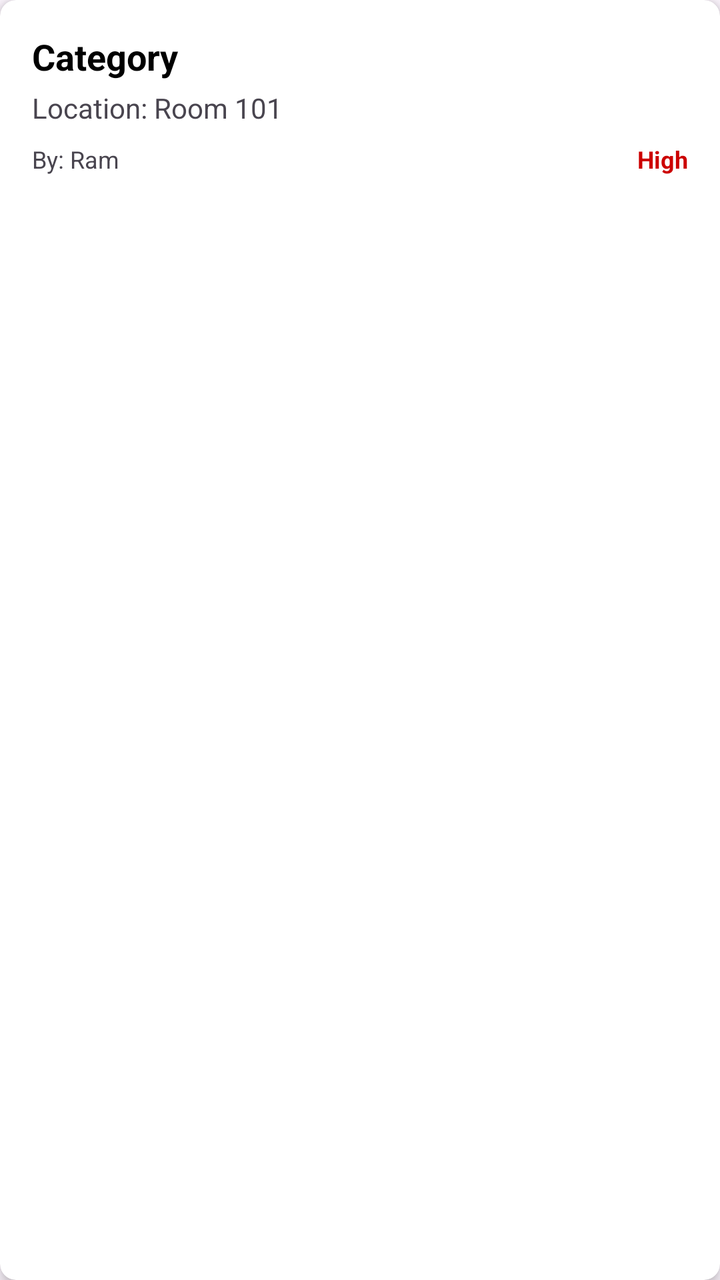
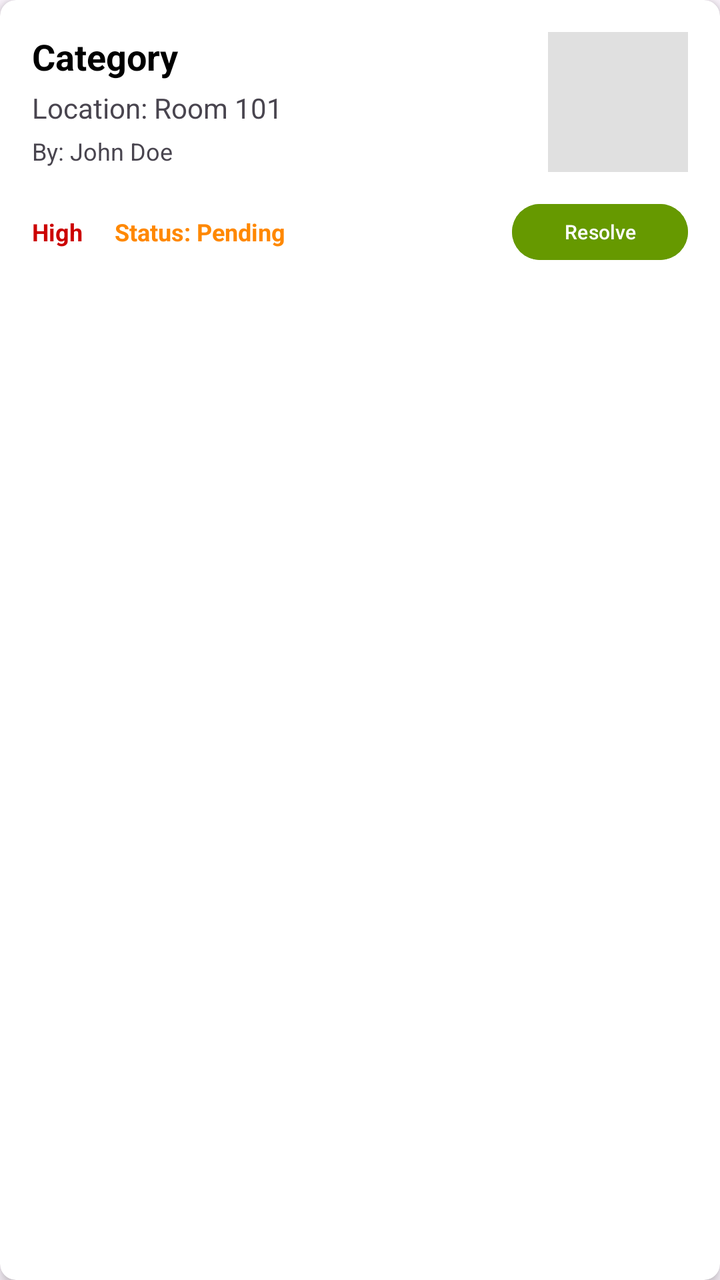

The first picture is an Android layout as it rendered before a commit; the second is the same layout after the commit. The layout source and the unified diff follow.
<!-- AndroidManifest.xml: application theme Theme.CampusCare -->
<!-- res/layout/item_complaint.xml -->
<?xml version="1.0" encoding="utf-8"?>
<androidx.cardview.widget.CardView
    xmlns:android="http://schemas.android.com/apk/res/android"
    xmlns:app="http://schemas.android.com/apk/res-auto"
    android:layout_width="match_parent"
    android:layout_height="wrap_content"
    android:layout_margin="8dp"
    app:cardCornerRadius="8dp"
    app:cardElevation="4dp">

    <LinearLayout
        android:layout_width="match_parent"
        android:layout_height="wrap_content"
        android:orientation="vertical"
        android:padding="16dp">

        <TextView
            android:id="@+id/tvCategory"
            android:layout_width="match_parent"
            android:layout_height="wrap_content"
            android:text="Category"
            android:textSize="18sp"
            android:textStyle="bold"
            android:textColor="@android:color/black"/>

        <TextView
            android:id="@+id/tvLocation"
            android:layout_width="match_parent"
            android:layout_height="wrap_content"
            android:text="Location: Room 101"
            android:textSize="14sp"
            android:layout_marginTop="4dp"/>

        <LinearLayout
            android:layout_width="match_parent"
            android:layout_height="wrap_content"
            android:orientation="horizontal"
            android:layout_marginTop="8dp">

            <TextView
                android:id="@+id/tvReporter"
                android:layout_width="0dp"
                android:layout_height="wrap_content"
                android:layout_weight="1"
                android:text="By: Ram"
                android:textSize="12sp"/>

            <TextView
                android:id="@+id/tvSeverity"
                android:layout_width="wrap_content"
                android:layout_height="wrap_content"
                android:text="High"
                android:textColor="@android:color/holo_red_dark"
                android:textStyle="bold"
                android:textSize="12sp"/>
        </LinearLayout>

    </LinearLayout>
</androidx.cardview.widget.CardView>
<!-- resources referenced by this layout -->
<resources>
  <style name="Theme.CampusCare" parent="Base.Theme.CampusCare" />
  <style name="Base.Theme.CampusCare" parent="Theme.Material3.DayNight.NoActionBar">
          
          
      </style>
</resources>

<!-- the commit's change to res/layout/item_complaint.xml (unified diff, before → after) -->
@@ -14,36 +14,58 @@
         android:orientation="vertical"
         android:padding="16dp">
 
-        <TextView
-            android:id="@+id/tvCategory"
+        <LinearLayout
             android:layout_width="match_parent"
             android:layout_height="wrap_content"
-            android:text="Category"
-            android:textSize="18sp"
-            android:textStyle="bold"
-            android:textColor="@android:color/black"/>
+            android:orientation="horizontal">
 
-        <TextView
-            android:id="@+id/tvLocation"
-            android:layout_width="match_parent"
-            android:layout_height="wrap_content"
-            android:text="Location: Room 101"
-            android:textSize="14sp"
-            android:layout_marginTop="4dp"/>
+            <LinearLayout
+                android:layout_width="0dp"
+                android:layout_height="wrap_content"
+                android:layout_weight="1"
+                android:orientation="vertical">
+
+                <TextView
+                    android:id="@+id/tvCategory"
+                    android:layout_width="match_parent"
+                    android:layout_height="wrap_content"
+                    android:text="Category"
+                    android:textSize="18sp"
+                    android:textStyle="bold"
+                    android:textColor="@android:color/black"/>
+
+                <TextView
+                    android:id="@+id/tvLocation"
+                    android:layout_width="match_parent"
+                    android:layout_height="wrap_content"
+                    android:text="Location: Room 101"
+                    android:textSize="14sp"
+                    android:layout_marginTop="4dp"/>
+
+                <TextView
+                    android:id="@+id/tvReporter"
+                    android:layout_width="match_parent"
+                    android:layout_height="wrap_content"
+                    android:text="By: John Doe"
+                    android:textSize="12sp"
+                    android:layout_marginTop="4dp"/>
+            </LinearLayout>
+
+            <ImageView
+                android:id="@+id/imgComplaintItem"
+                android:layout_width="70dp"
+                android:layout_height="70dp"
+                android:scaleType="centerCrop"
+                android:background="#E0E0E0"
+                android:layout_marginStart="8dp"/>
+        </LinearLayout>
 
         <LinearLayout
             android:layout_width="match_parent"
             android:layout_height="wrap_content"
             android:orientation="horizontal"
-            android:layout_marginTop="8dp">
-
-            <TextView
-                android:id="@+id/tvReporter"
-                android:layout_width="0dp"
-                android:layout_height="wrap_content"
-                android:layout_weight="1"
-                android:text="By: Ram"
-                android:textSize="12sp"/>
+            android:layout_marginTop="12dp"
+            android:gravity="center_vertical">
 
             <TextView
                 android:id="@+id/tvSeverity"
@@ -53,6 +75,25 @@
                 android:textColor="@android:color/holo_red_dark"
                 android:textStyle="bold"
                 android:textSize="12sp"/>
+
+            <TextView
+                android:id="@+id/tvStatus"
+                android:layout_width="0dp"
+                android:layout_height="wrap_content"
+                android:layout_weight="1"
+                android:text="Status: Pending"
+                android:textSize="12sp"
+                android:textStyle="bold"
+                android:layout_marginStart="16dp"
+                android:textColor="@android:color/holo_orange_dark"/>
+
+            <Button
+                android:id="@+id/btnResolve"
+                android:layout_width="wrap_content"
+                android:layout_height="36dp"
+                android:text="Resolve"
+                android:textSize="10sp"
+                android:backgroundTint="@android:color/holo_green_dark"/>
         </LinearLayout>
 
     </LinearLayout>
